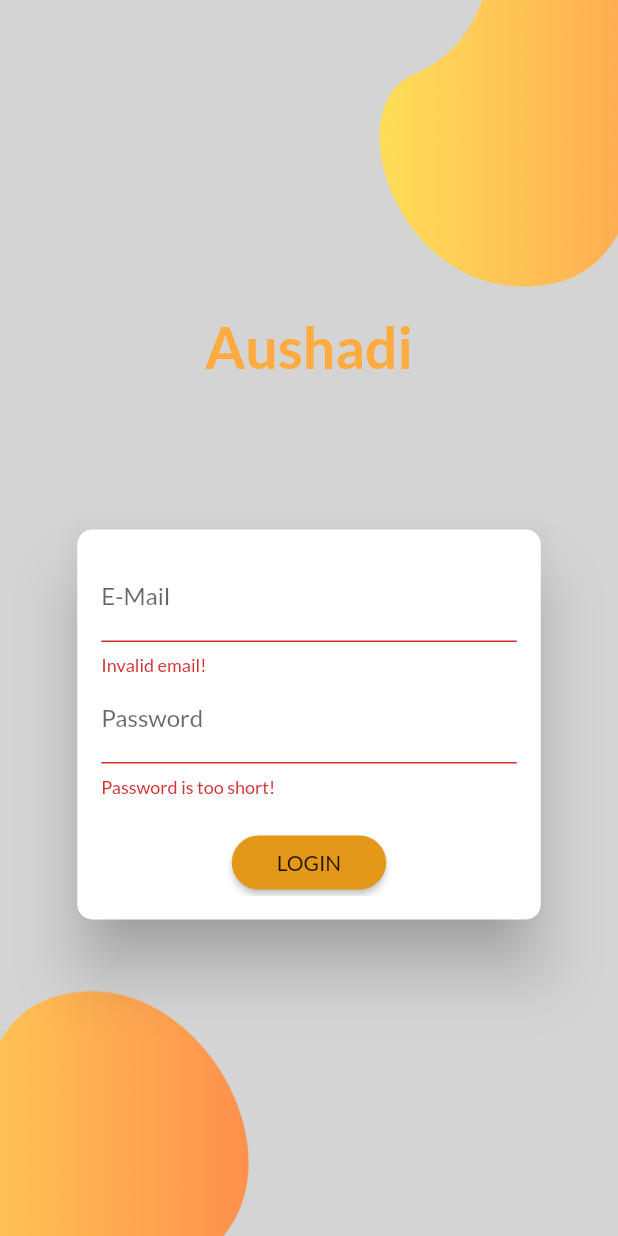
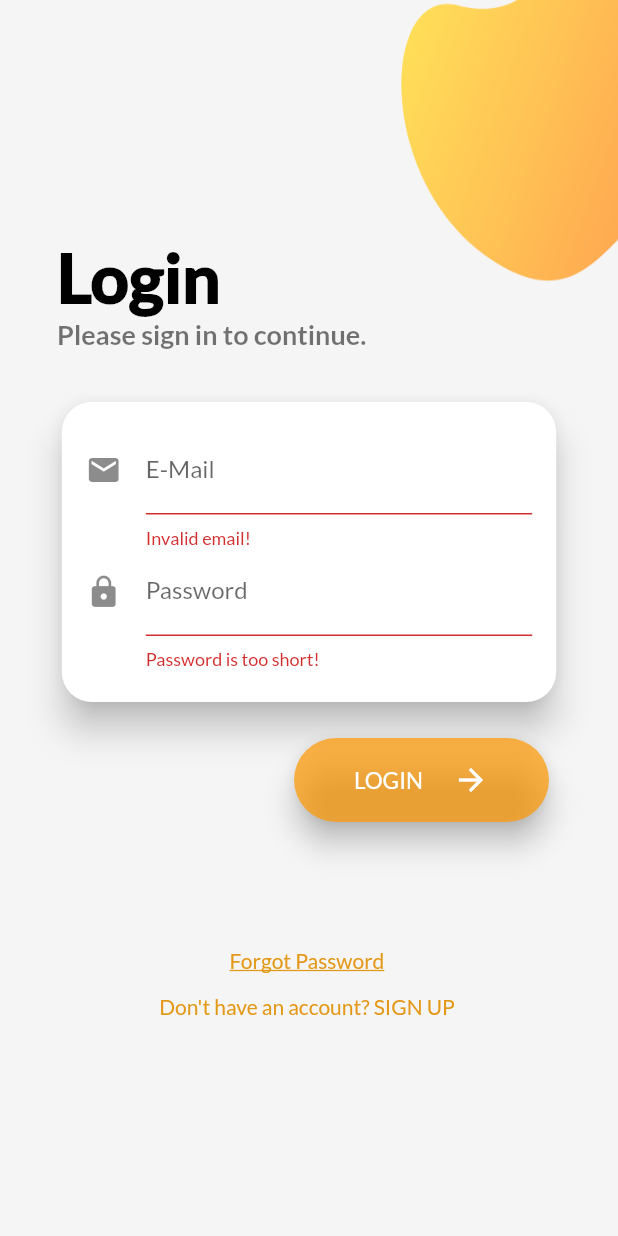
Before and after one commit to SubvenMalla7/FYP_MEDICINE_TRACKER, a Flutter app: the screen it shows after launch, after a tap on "LOGIN", on a phone screen of 412 x 824 dp. Run offline on Flutter 3.47's test engine with Material 2 defaults, Android fonts, the phone set to English and light mode, and no system bars; our stand-ins replace flutter_local_notifications, flutter_speed_dial, font_awesome_flutter, google_maps_flutter, location, material_design_icons_flutter and 3 more.

Commit message:
fixes bugs and added animation in login Screen

```diff
--- a/lib/main.dart
+++ b/lib/main.dart
@@ -14,6 +14,7 @@ import './screens/user_profile.dart';
 import './screens/maps&phones.dart';
 import './screens/measurements.dart';
 import './screens/addUserDetails.dart';
+import './screens/signupLoginup.dart';
 
 void main() {
   runApp(MyApp());
@@ -64,7 +65,7 @@ class MedicineApp extends StatelessWidget {
                         authResultSnapShot.connectionState ==
                                 ConnectionState.waiting
                             ? SplashScreen()
-                            : AuthScreen(),
+                            : LoginSign(),
                   ),
             routes: {
               DashBoardScreen.routeName: (ctx) => DashBoardScreen(),
--- a/lib/screens/add_screen.dart
+++ b/lib/screens/add_screen.dart
@@ -177,7 +177,8 @@ class _AddScreenState extends State<AddScreen> {
       } catch (error) {
         await showDialog(
           context: context,
-          builder: (ctx) => alert(context),
+          builder: (ctx) =>
+              alert(context, 'An Error Occurred', 'Please try again!'),
         );
       }
       // finally {
--- a/lib/screens/auth_screen.dart
+++ b/lib/screens/auth_screen.dart
@@ -39,7 +39,7 @@ class AuthScreen extends StatelessWidget {
                     ),
                   ),
                   SizedBox(
-                    height: 95,
+                    height: 55,
                   ),
                   Container(
                     child: AuthCard(),
@@ -150,11 +150,11 @@ class _AuthCardState extends State<AuthCard> {
     final deviceSize = MediaQuery.of(context).size;
     return Card(
       shape: RoundedRectangleBorder(
-        borderRadius: BorderRadius.circular(10.0),
+        borderRadius: BorderRadius.circular(20.0),
       ),
       elevation: 18.0,
       child: Container(
-        height: _authMode == AuthMode.Signup ? 320 : 260,
+        height: _authMode == AuthMode.Signup ? 320 : 280,
         constraints:
             BoxConstraints(minHeight: _authMode == AuthMode.Signup ? 320 : 260),
         width: deviceSize.width * 0.75,
@@ -224,7 +224,17 @@ class _AuthCardState extends State<AuthCard> {
                   child: Text(
                       '${_authMode == AuthMode.Login ? 'SIGNUP' : 'LOGIN'} INSTEAD'),
                   onPressed: _switchAuthMode,
-                  padding: EdgeInsets.symmetric(horizontal: 30.0, vertical: 4),
+                  padding: EdgeInsets.symmetric(horizontal: 25.0, vertical: 4),
+                  materialTapTargetSize: MaterialTapTargetSize.shrinkWrap,
+                  textColor: Theme.of(context).primaryColor,
+                ),
+                FlatButton(
+                  child: Text(
+                    '${_authMode == AuthMode.Login ? 'Forgot Password' : ''} ',
+                    style: TextStyle(decoration: TextDecoration.underline),
+                  ),
+                  onPressed: _switchAuthMode,
+                  padding: EdgeInsets.symmetric(horizontal: 15.0, vertical: 4),
                   materialTapTargetSize: MaterialTapTargetSize.shrinkWrap,
                   textColor: Theme.of(context).primaryColor,
                 ),
--- a/lib/screens/maps&phones.dart
+++ b/lib/screens/maps&phones.dart
@@ -15,7 +15,6 @@ class Map extends StatefulWidget {
 class _MapState extends State<Map> {
   Completer<GoogleMapController> _controller = Completer();
   var currentLocation;
-  Future<void> _launched;
   String _phone = '103';
 
   @override
@@ -38,7 +37,8 @@ class _MapState extends State<Map> {
     }
   }
 
-  Future<void> _makePhoneCall(String url) async {
+  _makePhoneCall() async {
+    var url = 'tel:$_phone';
     if (await canLaunch(url)) {
       await launch(url);
     } else {
@@ -64,7 +64,7 @@ class _MapState extends State<Map> {
                   color: Theme.of(context).accentColor,
                 ),
                 onPressed: () => setState(() {
-                  _launched = _makePhoneCall('tel:$_phone');
+                  _makePhoneCall();
                 }),
               ),
             ),
--- /dev/null
+++ b/lib/screens/signupLoginup.dart
@@ -0,0 +1,334 @@
+import 'package:flutter/material.dart';
+import 'package:provider/provider.dart';
+import 'package:url_launcher/url_launcher.dart';
+
+import '../model/auth.dart';
+import '../model/http_exception.dart';
+import '../widgets/buildCard_widget.dart';
+
+enum AuthMode { Signup, Login }
+
+class LoginSign extends StatefulWidget {
+  @override
+  _LoginSignState createState() => _LoginSignState();
+}
+
+class _LoginSignState extends State<LoginSign>
+    with SingleTickerProviderStateMixin {
+  final GlobalKey<FormState> _formKey = GlobalKey();
+
+  AuthMode _authMode = AuthMode.Login;
+  Map<String, String> _authData = {
+    'email': '',
+    'password': '',
+  };
+  var _isLoading = false;
+  final _passwordController = TextEditingController();
+  AnimationController _controller;
+  Animation<Size> _heigtAnimation;
+
+  @override
+  void initState() {
+    _controller = AnimationController(
+        vsync: this,
+        duration: Duration(
+          milliseconds: 400,
+        ));
+    _heigtAnimation = Tween<Size>(
+      begin: Size(double.infinity, 200),
+      end: Size(double.infinity, 270),
+    ).animate(
+      CurvedAnimation(parent: _controller, curve: Curves.linear),
+    );
+
+    super.initState();
+  }
+
+  @override
+  void dispose() {
+    _controller.dispose();
+    super.dispose();
+  }
+
+  _launchURL() async {
+    const url = 'http://192.168.0.103:8000/password/reset';
+    if (await canLaunch(url)) {
+      await launch(url);
+    } else {
+      throw 'Could not launch $url';
+    }
+  }
+
+  void _showErrorDialog(String messsage) {
+    showDialog(
+        context: context,
+        builder: (ctx) =>
+            alert(context, 'Please Check your in input', messsage));
+  }
+
+  Future<void> _submit() async {
+    if (!_formKey.currentState.validate()) {
+      // Invalid!
+      return;
+    }
+    _formKey.currentState.save();
+    setState(() {
+      _isLoading = true;
+    });
+    try {
+      if (_authMode == AuthMode.Login) {
+        await Provider.of<Auth>(context, listen: false).login(
+          _authData['email'],
+          _authData['password'],
+        );
+        //Navigator.of(context).pushNamed(TabsScreen.routeName);
+      } else {
+        // Sign user up
+
+        await Provider.of<Auth>(context, listen: false).signup(
+          _authData['email'],
+          _authData['password'],
+        );
+      }
+    } on HttpException catch (error) {
+      print(error.message);
+      //print(error);
+      var errorMessage = 'Authantication Failed';
+      if (error.toString().contains('The email has already been taken.')) {
+        errorMessage = 'The email has already been taken.';
+      } else if (error.toString().contains('User does not exist')) {
+        errorMessage = 'User does not exist';
+      } else if (error.toString().contains('Password missmatch')) {
+        errorMessage = 'Password missmatch or Invalid Password';
+      }
+      _showErrorDialog(errorMessage);
+    } catch (error) {
+      const errorMessage = 'Could not authenticate you. Please try Again!';
+      _showErrorDialog(errorMessage);
+    }
+
+    setState(() {
+      _isLoading = false;
+    });
+  }
+
+  void _switchAuthMode() {
+    if (_authMode == AuthMode.Login) {
+      setState(() {
+        _authMode = AuthMode.Signup;
+      });
+      _controller.forward();
+    } else {
+      setState(() {
+        _authMode = AuthMode.Login;
+      });
+      _controller.reverse();
+    }
+  }
+
+  @override
+  Widget build(BuildContext context) {
+    return Scaffold(
+      resizeToAvoidBottomInset: false,
+      body: Container(
+        decoration: BoxDecoration(
+            image: DecorationImage(
+          image: AssetImage("assets/image/Medicine.png"),
+          fit: BoxFit.fill,
+        )),
+        child: Padding(
+          padding: EdgeInsets.all(8),
+          child: Column(
+            children: <Widget>[
+              Column(
+                children: <Widget>[
+                  SizedBox(
+                    height: 150,
+                  ),
+                  Column(
+                    children: <Widget>[
+                      Padding(
+                        padding: const EdgeInsets.only(left: 30.0),
+                        child: Align(
+                          alignment: Alignment.centerLeft,
+                          child: Text(
+                            '${_authMode == AuthMode.Login ? 'Login' : 'Create Account'}',
+                            style: TextStyle(
+                                fontSize: 45,
+                                fontWeight: FontWeight.w900,
+                                color: Colors.black),
+                          ),
+                        ),
+                      ),
+                      Padding(
+                        padding: const EdgeInsets.only(left: 30.0),
+                        child: Align(
+                          alignment: Alignment.centerLeft,
+                          child: Text(
+                            '${_authMode == AuthMode.Login ? 'Please sign in to continue.' : 'Please sign up to continue.'}',
+                            style: TextStyle(
+                                fontSize: 18,
+                                fontWeight: FontWeight.w700,
+                                color: Colors.black54),
+                          ),
+                        ),
+                      ),
+                    ],
+                  ),
+                  SizedBox(
+                    height: 30,
+                  ),
+                  Container(
+                    child: authCard(context),
+                  ),
+                ],
+              ),
+            ],
+          ),
+        ),
+      ),
+    );
+  }
+
+  Widget authCard(BuildContext context) {
+    final deviceSize = MediaQuery.of(context).size;
+    return Column(
+      children: <Widget>[
+        Card(
+          shape: RoundedRectangleBorder(
+            borderRadius: BorderRadius.circular(20.0),
+          ),
+          elevation: 10.0,
+          child: AnimatedBuilder(
+            animation: _heigtAnimation,
+            builder: (ctx, ch) => Container(
+              // height: _authMode == AuthMode.Signup ? 280 : 180,
+              height: _heigtAnimation.value.height,
+              constraints:
+                  BoxConstraints(minHeight: _heigtAnimation.value.height),
+              width: deviceSize.width * 0.80,
+              padding: EdgeInsets.all(16.0),
+              child: ch,
+            ),
+            child: Form(
+              key: _formKey,
+              child: SingleChildScrollView(
+                child: Column(
+                  children: <Widget>[
+                    TextFormField(
+                      decoration: InputDecoration(
+                          labelText: 'E-Mail', icon: Icon(Icons.email)),
+                      keyboardType: TextInputType.emailAddress,
+                      validator: (value) {
+                        if (value.isEmpty || !value.contains('@')) {
+                          return 'Invalid email!';
+                        }
+                      },
+                      onSaved: (value) {
+                        _authData['email'] = value;
+                      },
+                    ),
+                    TextFormField(
+                      decoration: InputDecoration(
+                        labelText: 'Password',
+                        icon: Icon(Icons.lock),
+                      ),
+                      obscureText: true,
+                      controller: _passwordController,
+                      validator: (value) {
+                        if (value.isEmpty || value.length < 5) {
+                          return 'Password is too short!';
+                        }
+                      },
+                      onSaved: (value) {
+                        _authData['password'] = value;
+                      },
+                    ),
+                    if (_authMode == AuthMode.Signup)
+                      TextFormField(
+                        enabled: _authMode == AuthMode.Signup,
+                        decoration: InputDecoration(
+                            labelText: 'Confirm Password',
+                            icon: Icon(Icons.lock)),
+                        obscureText: true,
+                        validator: _authMode == AuthMode.Signup
+                            ? (value) {
+                                if (value != _passwordController.text) {
+                                  return 'Passwords do not match!';
+                                }
+                              }
+                            : null,
+                      ),
+                  ],
+                ),
+              ),
+            ),
+          ),
+        ),
+        SizedBox(
+          height: 20,
+        ),
+        if (_isLoading)
+          CircularProgressIndicator()
+        else
+          Padding(
+            padding: const EdgeInsets.only(left: 150.0),
+            child: RaisedButton(
+              elevation: 8,
+              child: Container(
+                alignment: Alignment.center,
+                height: 40,
+                width: 90,
+                child: Row(
+                  mainAxisAlignment: MainAxisAlignment.spaceBetween,
+                  children: <Widget>[
+                    Text(
+                      _authMode == AuthMode.Login ? 'LOGIN' : 'SIGN UP',
+                      style: TextStyle(color: Colors.white, fontSize: 15),
+                    ),
+                    Icon(
+                      Icons.arrow_forward,
+                      color: Colors.white,
+                    )
+                  ],
+                ),
+              ),
+              onPressed: _submit,
+              shape: StadiumBorder(),
+              padding: EdgeInsets.symmetric(horizontal: 40.0, vertical: 8.0),
+              color: Colors.orange.withOpacity(0.7),
+              textColor: Theme.of(context).primaryTextTheme.button.color,
+            ),
+          ),
+        SizedBox(
+          height: _authMode == AuthMode.Signup ? 55 : 80,
+        ),
+        _authMode == AuthMode.Login
+            ? InkWell(
+                child: Container(
+                  padding: EdgeInsets.symmetric(horizontal: 15.0, vertical: 4),
+                  child: Text(
+                    '${_authMode == AuthMode.Login ? 'Forgot Password' : ''} ',
+                    style: TextStyle(
+                      decoration: TextDecoration.underline,
+                      color: Theme.of(context).primaryColor,
+                    ),
+                  ),
+                ),
+                onTap: _launchURL,
+              )
+            : SizedBox(
+                height: 0,
+              ),
+        FlatButton(
+          child: Text(
+              '${_authMode == AuthMode.Login ? "Don't have an account? SIGN UP" : 'Already have an account? LOGIN'} '),
+          onPressed: _switchAuthMode,
+          padding: EdgeInsets.symmetric(horizontal: 25.0, vertical: 4),
+          materialTapTargetSize: MaterialTapTargetSize.shrinkWrap,
+          textColor: Theme.of(context).primaryColor,
+        )
+      ],
+    );
+  }
+}
--- a/lib/screens/splash_screen.dart
+++ b/lib/screens/splash_screen.dart
@@ -1,3 +1,5 @@
+import 'dart:async';
+
 import 'package:flutter/material.dart';
 
 import '../my_icons_icons.dart';
@@ -9,6 +11,11 @@ class SplashScreen extends StatefulWidget {
 
 class _SplashScreenState extends State<SplashScreen> {
   @override
+  void initState() {
+    Timer(Duration(seconds: 5), () {});
+    super.initState();
+  }
+
   @override
   Widget build(BuildContext context) {
     return Scaffold(
@@ -54,7 +61,7 @@ class _SplashScreenState extends State<SplashScreen> {
                 child: Column(
                   mainAxisAlignment: MainAxisAlignment.center,
                   children: <Widget>[
-                     CircularProgressIndicator(),
+                    CircularProgressIndicator(),
                     Padding(
                       padding: const EdgeInsets.only(top: 20),
                     ),
--- a/lib/widgets/medicine_scedule.dart
+++ b/lib/widgets/medicine_scedule.dart
@@ -1,7 +1,6 @@
 import 'package:flutter/material.dart';
 import 'package:flutter_local_notifications/flutter_local_notifications.dart';
 import 'package:provider/provider.dart';
-
 
 import '../model/medicine_prrovider.dart';
 import '../model/Medicine.dart';
@@ -435,7 +434,7 @@ class _MedicineSceduleState extends State<MedicineScedule> {
                       backgroundColor: medicine.color == Colors.white70.value
                           ? Colors.black87
                           : Colors.black12,
-                      child: medicine.icon,
+                      child: Hero(tag: medicine.id, child: medicine.icon),
                     ),
                   ),
                   title: Padding(
@@ -462,7 +461,7 @@ class _MedicineSceduleState extends State<MedicineScedule> {
                       child: Container(
                         decoration: BoxDecoration(
                             borderRadius: BorderRadius.circular(20),
-                            border: Border.all(width: 2, color: Colors.black)),
+                            border: Border.all(width: 1, color: Colors.grey)),
                         child: Row(
                           crossAxisAlignment: CrossAxisAlignment.start,
                           mainAxisAlignment: MainAxisAlignment.spaceAround,
```
Also changed, not shown: lib/model/auth.dart (+48 -12 lines), lib/screens/addUserDetails.dart (+20 -2 lines), lib/screens/medcineScreen.dart (+7 -31 lines), lib/screens/medicines_screen.dart (+7 -5 lines), lib/screens/tab_screen.dart (+9 -4 lines), lib/screens/user_profile.dart (+47 -30 lines), lib/widgets/buildCard_widget.dart (+30 -3 lines), assets/image/Medicine.png.
